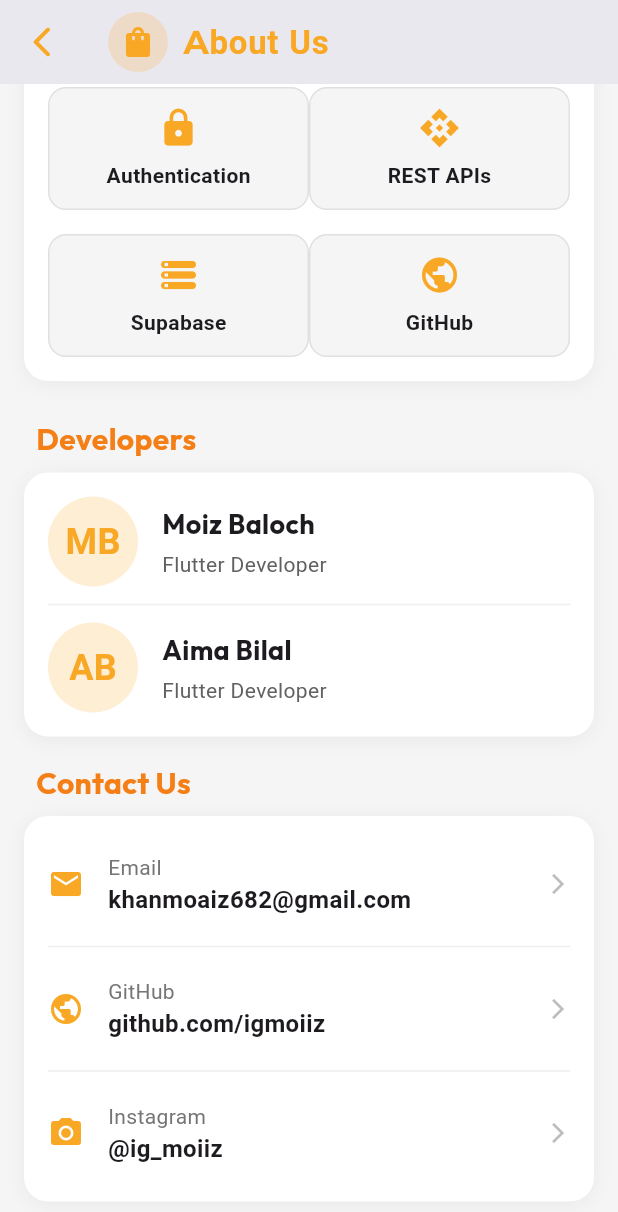
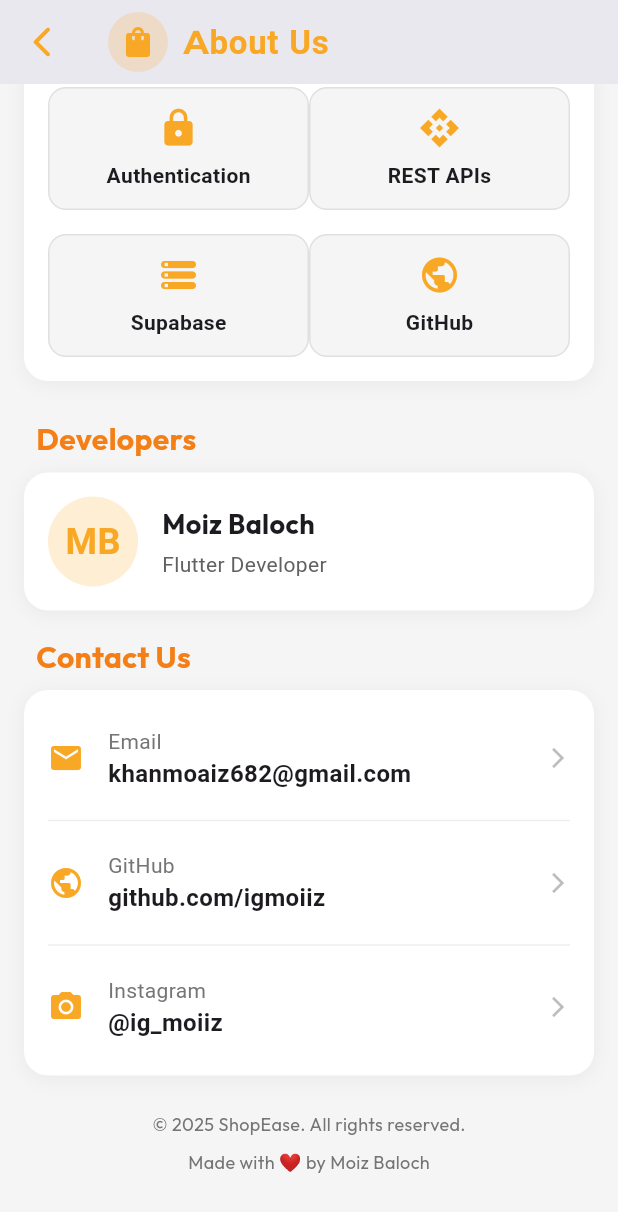
Before and after one commit to igmoiiz/Shop-Ease-Full_Stack, a Flutter app: the AboutPage screen opened directly, scrolled down 1573 dp, on a phone screen of 412 x 824 dp. Shown: the top 1212 px of the screen. Run offline on Flutter 3.47's test engine with Material 3 defaults, Android fonts, the light colour scheme and no system bars; our stand-ins replace carousel_slider, cloud_firestore, firebase_core, flutter_markdown, google_fonts, supabase_flutter; accounts and stored records are empty.

```diff
--- a/lib/View/Interface/about_page.dart
+++ b/lib/View/Interface/about_page.dart
@@ -340,53 +340,53 @@
                           ),
                         ],
                       ),
-                      _buildDivider(),
-                      Row(
-                        children: [
-                          Container(
-                            width: 60,
-                            height: 60,
-                            decoration: BoxDecoration(
-                              color: Colors.yellow.shade800.withOpacity(0.2),
-                              shape: BoxShape.circle,
-                            ),
-                            child: Center(
-                              child: Text(
-                                "AB",
-                                style: TextStyle(
-                                  fontSize: 24,
-                                  fontWeight: FontWeight.bold,
-                                  color: Colors.yellow.shade800,
-                                ),
-                              ),
-                            ),
-                          ),
-                          const SizedBox(width: 16),
-                          Expanded(
-                            child: Column(
-                              crossAxisAlignment: CrossAxisAlignment.start,
-                              children: [
-                                Text(
-                                  "Aima Bilal",
-                                  style: TextStyle(
-                                    fontSize: 18,
-                                    fontWeight: FontWeight.bold,
-                                    fontFamily: GoogleFonts.outfit().fontFamily,
-                                  ),
-                                ),
-                                const SizedBox(height: 4),
-                                Text(
-                                  "Flutter Developer",
-                                  style: TextStyle(
-                                    fontSize: 14,
-                                    color: Colors.grey.shade700,
-                                  ),
-                                ),
-                              ],
-                            ),
-                          ),
-                        ],
-                      ),
+                      // _buildDivider(),
+                      // Row(
+                      //   children: [
+                      //     Container(
+                      //       width: 60,
+                      //       height: 60,
+                      //       decoration: BoxDecoration(
+                      //         color: Colors.yellow.shade800.withOpacity(0.2),
+                      //         shape: BoxShape.circle,
+                      //       ),
+                      //       child: Center(
+                      //         child: Text(
+                      //           "AB",
+                      //           style: TextStyle(
+                      //             fontSize: 24,
+                      //             fontWeight: FontWeight.bold,
+                      //             color: Colors.yellow.shade800,
+                      //           ),
+                      //         ),
+                      //       ),
+                      //     ),
+                      //     const SizedBox(width: 16),
+                      //     Expanded(
+                      //       child: Column(
+                      //         crossAxisAlignment: CrossAxisAlignment.start,
+                      //         children: [
+                      //           Text(
+                      //             "Aima Bilal",
+                      //             style: TextStyle(
+                      //               fontSize: 18,
+                      //               fontWeight: FontWeight.bold,
+                      //               fontFamily: GoogleFonts.outfit().fontFamily,
+                      //             ),
+                      //           ),
+                      //           const SizedBox(height: 4),
+                      //           Text(
+                      //             "Flutter Developer",
+                      //             style: TextStyle(
+                      //               fontSize: 14,
+                      //               color: Colors.grey.shade700,
+                      //             ),
+                      //           ),
+                      //         ],
+                      //       ),
+                      //     ),
+                      //   ],
+                      // ),
                     ],
                   ),
                 ),
```
